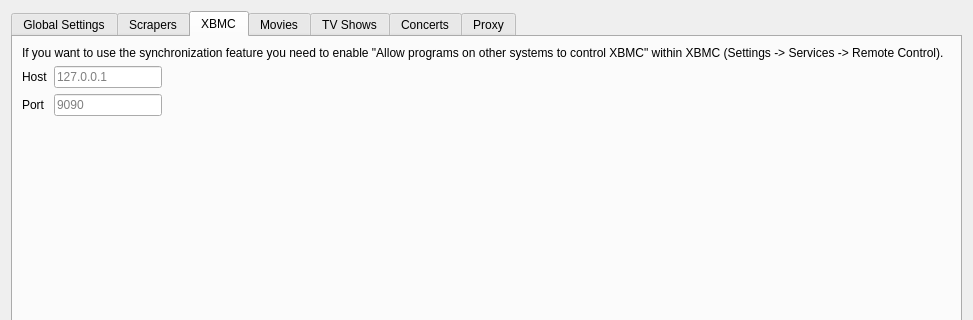
Old version of the form settings/SettingsWidget.ui in the repository Komet/MediaElch; both pictures show x 0 to 973 and y 0 to 320 of the 973 by 717 pixel window.
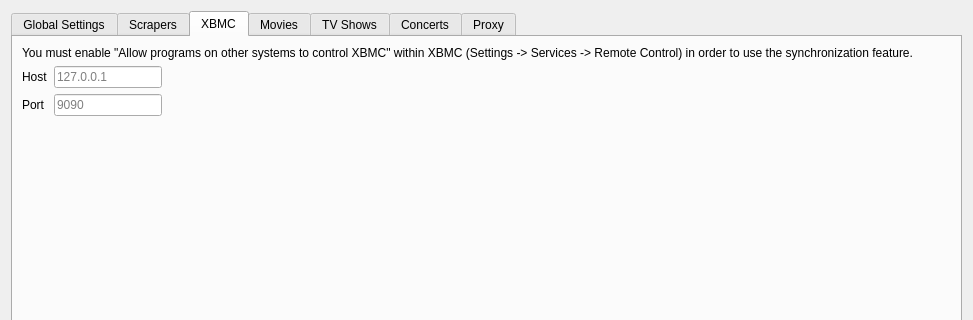
New version of the form. The open tabs and pages were chosen to show the change. Icons and pictures are not drawn. Custom widgets are drawn as their Qt base class.

Commit message: Changed a few missed labels & the trailer download icon

The edit to the form file:
```diff
--- a/settings/SettingsWidget.ui
+++ b/settings/SettingsWidget.ui
@@ -289,7 +289,7 @@
        <item>
         <widget class="QLabel" name="label_7">
          <property name="text">
-          <string>If you want to use the synchronization feature you need to enable &quot;Allow programs on other systems to control XBMC&quot; within XBMC (Settings -&gt; Services -&gt; Remote Control).</string>
+          <string>You must enable &quot;Allow programs on other systems to control XBMC&quot; within XBMC (Settings -&gt; Services -&gt; Remote Control) in order to use the synchronization feature.</string>
          </property>
          <property name="wordWrap">
           <bool>true</bool>
```
Left out of the diff: 8 changed lines with no effect on the pictures. The commit also changes 4 other files.
